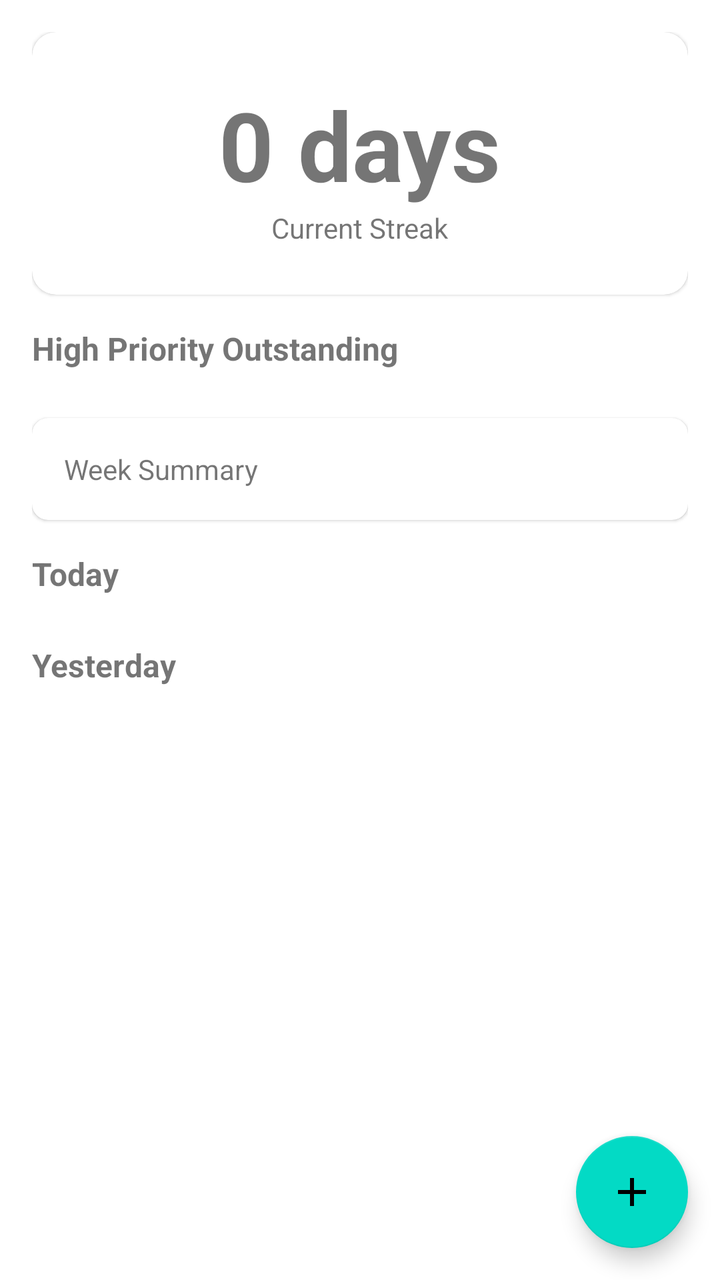
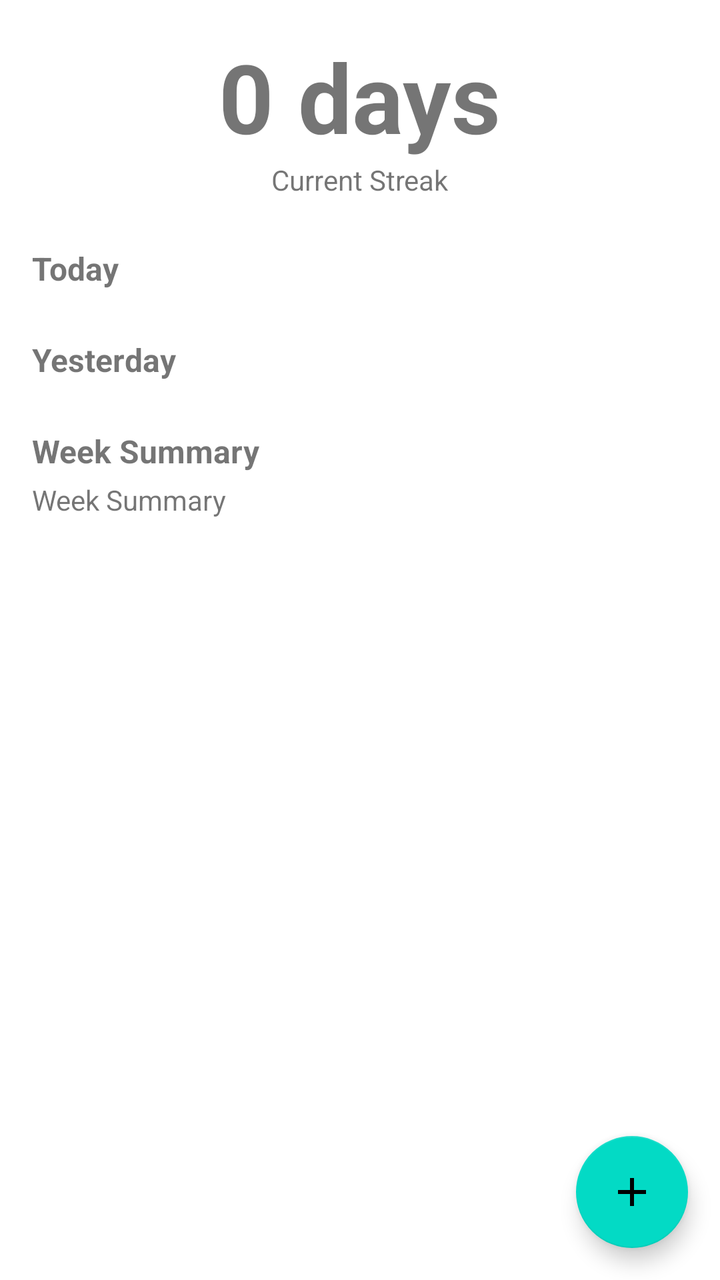

Before-and-after screenshots of an Android layout around one commit, followed by the original layout XML and the change that was made.
<!-- AndroidManifest.xml: application theme Theme.MyStreak -->
<!-- res/layout/fragment_dashboard.xml -->
<?xml version="1.0" encoding="utf-8"?>
<androidx.coordinatorlayout.widget.CoordinatorLayout xmlns:android="http://schemas.android.com/apk/res/android"
    xmlns:app="http://schemas.android.com/apk/res-auto"
    android:layout_width="match_parent"
    android:layout_height="match_parent">

    <androidx.core.widget.NestedScrollView
        android:layout_width="match_parent"
        android:layout_height="match_parent"
        android:clipToPadding="false"
        android:paddingBottom="88dp">

        <LinearLayout
            android:layout_width="match_parent"
            android:layout_height="wrap_content"
            android:orientation="vertical"
            android:padding="16dp">

            
            <com.google.android.material.card.MaterialCardView
                android:layout_width="match_parent"
                android:layout_height="wrap_content"
                android:layout_marginBottom="16dp"
                app:cardCornerRadius="12dp">

                <LinearLayout
                    android:layout_width="match_parent"
                    android:layout_height="wrap_content"
                    android:gravity="center"
                    android:orientation="vertical"
                    android:padding="24dp">

                    <TextView
                        android:id="@+id/tv_streak_count"
                        android:layout_width="wrap_content"
                        android:layout_height="wrap_content"
                        android:text="0 days"
                        android:textSize="48sp"
                        android:textStyle="bold" />

                    <TextView
                        android:layout_width="wrap_content"
                        android:layout_height="wrap_content"
                        android:text="@string/streak_label"
                        android:textSize="14sp" />
                </LinearLayout>
            </com.google.android.material.card.MaterialCardView>

            
            <TextView
                android:id="@+id/tv_outstanding_header"
                android:layout_width="wrap_content"
                android:layout_height="wrap_content"
                android:layout_marginBottom="8dp"
                android:text="@string/high_priority_outstanding"
                android:textSize="16sp"
                android:textStyle="bold" />

            <androidx.recyclerview.widget.RecyclerView
                android:id="@+id/rv_outstanding"
                android:layout_width="match_parent"
                android:layout_height="wrap_content"
                android:layout_marginBottom="16dp"
                android:nestedScrollingEnabled="false" />

            <TextView
                android:id="@+id/tv_outstanding_done"
                android:layout_width="wrap_content"
                android:layout_height="wrap_content"
                android:layout_marginBottom="16dp"
                android:text="@string/all_high_priority_done"
                android:visibility="gone" />

            
            <com.google.android.material.card.MaterialCardView
                android:layout_width="match_parent"
                android:layout_height="wrap_content"
                android:layout_marginBottom="16dp"
                app:cardCornerRadius="8dp">

                <TextView
                    android:id="@+id/tv_week_summary"
                    android:layout_width="match_parent"
                    android:layout_height="wrap_content"
                    android:padding="16dp"
                    android:text="@string/week_summary_label" />
            </com.google.android.material.card.MaterialCardView>

            
            <TextView
                android:layout_width="wrap_content"
                android:layout_height="wrap_content"
                android:layout_marginBottom="8dp"
                android:text="@string/today_activities"
                android:textSize="16sp"
                android:textStyle="bold" />

            <TextView
                android:id="@+id/tv_no_today"
                android:layout_width="wrap_content"
                android:layout_height="wrap_content"
                android:layout_marginBottom="8dp"
                android:text="@string/no_activities_today"
                android:visibility="gone" />

            <androidx.recyclerview.widget.RecyclerView
                android:id="@+id/rv_today"
                android:layout_width="match_parent"
                android:layout_height="wrap_content"
                android:layout_marginBottom="16dp"
                android:nestedScrollingEnabled="false" />

            
            <TextView
                android:layout_width="wrap_content"
                android:layout_height="wrap_content"
                android:layout_marginBottom="8dp"
                android:text="@string/yesterday_activities"
                android:textSize="16sp"
                android:textStyle="bold" />

            <TextView
                android:id="@+id/tv_no_yesterday"
                android:layout_width="wrap_content"
                android:layout_height="wrap_content"
                android:layout_marginBottom="8dp"
                android:text="@string/no_activities_yesterday"
                android:visibility="gone" />

            <androidx.recyclerview.widget.RecyclerView
                android:id="@+id/rv_yesterday"
                android:layout_width="match_parent"
                android:layout_height="wrap_content"
                android:nestedScrollingEnabled="false" />

        </LinearLayout>
    </androidx.core.widget.NestedScrollView>

    <com.google.android.material.floatingactionbutton.FloatingActionButton
        android:id="@+id/fab_add_activity"
        android:layout_width="wrap_content"
        android:layout_height="wrap_content"
        android:layout_gravity="bottom|end"
        android:layout_margin="16dp"
        android:contentDescription="@string/add_activity"
        app:srcCompat="@drawable/ic_add" />

</androidx.coordinatorlayout.widget.CoordinatorLayout>
<!-- resources referenced by this layout -->
<resources>
  <!-- drawable ic_add (drawable) -->
  <vector xmlns:android="http://schemas.android.com/apk/res/android"
      android:width="24dp"
      android:height="24dp"
      android:viewportWidth="24"
      android:viewportHeight="24"
      android:tint="?attr/colorOnPrimary">
      <path
          android:fillColor="@android:color/white"
          android:pathData="M19,13h-6v6h-2v-6H5v-2h6V5h2v6h6v2z" />
  </vector>
  <string name="add_activity">Add Activity</string>
  <string name="all_high_priority_done">All high priority tasks done!</string>
  <string name="high_priority_outstanding">High Priority Outstanding</string>
  <string name="no_activities_today">No activities logged today.</string>
  <string name="no_activities_yesterday">No activities logged yesterday.</string>
  <string name="streak_label">Current Streak</string>
  <string name="today_activities">Today</string>
  <string name="week_summary_label">Week Summary</string>
  <string name="yesterday_activities">Yesterday</string>
  <style name="Theme.MyStreak" parent="Theme.MaterialComponents.DayNight.DarkActionBar">
          <item name="colorPrimary">@color/purple_500</item>
          <item name="colorPrimaryVariant">@color/purple_700</item>
          <item name="colorOnPrimary">@android:color/white</item>
          <item name="colorSecondary">@color/teal_200</item>
          <item name="colorOnSecondary">@android:color/black</item>
          <item name="android:statusBarColor">?attr/colorPrimaryVariant</item>
          <item name="windowActionBar">false</item>
          <item name="windowNoTitle">true</item>
      </style>
  <color name="purple_500">#FF6200EE</color>
  <color name="purple_700">#FF3700B3</color>
  <color name="teal_200">#FF03DAC5</color>
</resources>

<!-- the commit's change to res/layout/fragment_dashboard.xml (unified diff, before → after) -->
@@ -17,77 +17,31 @@
             android:padding="16dp">
 
             
-            <com.google.android.material.card.MaterialCardView
+            <LinearLayout
                 android:layout_width="match_parent"
                 android:layout_height="wrap_content"
-                android:layout_marginBottom="16dp"
-                app:cardCornerRadius="12dp">
+                android:layout_marginBottom="24dp"
+                android:gravity="center"
+                android:orientation="vertical">
 
-                <LinearLayout
-                    android:layout_width="match_parent"
+                <TextView
+                    android:id="@+id/tv_streak_count"
+                    android:layout_width="wrap_content"
                     android:layout_height="wrap_content"
-                    android:gravity="center"
-                    android:orientation="vertical"
-                    android:padding="24dp">
+                    android:text="0 days"
+                    android:textSize="48sp"
+                    android:textStyle="bold" />
 
-                    <TextView
-                        android:id="@+id/tv_streak_count"
-                        android:layout_width="wrap_content"
-                        android:layout_height="wrap_content"
-                        android:text="0 days"
-                        android:textSize="48sp"
-                        android:textStyle="bold" />
-
-                    <TextView
-                        android:layout_width="wrap_content"
-                        android:layout_height="wrap_content"
-                        android:text="@string/streak_label"
-                        android:textSize="14sp" />
-                </LinearLayout>
-            </com.google.android.material.card.MaterialCardView>
+                <TextView
+                    android:layout_width="wrap_content"
+                    android:layout_height="wrap_content"
+                    android:text="@string/streak_label"
+                    android:textSize="14sp" />
+            </LinearLayout>
 
             
             <TextView
-                android:id="@+id/tv_outstanding_header"
-                android:layout_width="wrap_content"
-                android:layout_height="wrap_content"
-                android:layout_marginBottom="8dp"
-                android:text="@string/high_priority_outstanding"
-                android:textSize="16sp"
-                android:textStyle="bold" />
-
-            <androidx.recyclerview.widget.RecyclerView
-                android:id="@+id/rv_outstanding"
-                android:layout_width="match_parent"
-                android:layout_height="wrap_content"
-                android:layout_marginBottom="16dp"
-                android:nestedScrollingEnabled="false" />
-
-            <TextView
-                android:id="@+id/tv_outstanding_done"
-                android:layout_width="wrap_content"
-                android:layout_height="wrap_content"
-                android:layout_marginBottom="16dp"
-                android:text="@string/all_high_priority_done"
-                android:visibility="gone" />
-
-            
-            <com.google.android.material.card.MaterialCardView
-                android:layout_width="match_parent"
-                android:layout_height="wrap_content"
-                android:layout_marginBottom="16dp"
-                app:cardCornerRadius="8dp">
-
-                <TextView
-                    android:id="@+id/tv_week_summary"
-                    android:layout_width="match_parent"
-                    android:layout_height="wrap_content"
-                    android:padding="16dp"
-                    android:text="@string/week_summary_label" />
-            </com.google.android.material.card.MaterialCardView>
-
-            
-            <TextView
+                android:id="@+id/tv_today_header"
                 android:layout_width="wrap_content"
                 android:layout_height="wrap_content"
                 android:layout_marginBottom="8dp"
@@ -112,6 +66,7 @@
 
             
             <TextView
+                android:id="@+id/tv_yesterday_header"
                 android:layout_width="wrap_content"
                 android:layout_height="wrap_content"
                 android:layout_marginBottom="8dp"
@@ -131,7 +86,50 @@
                 android:id="@+id/rv_yesterday"
                 android:layout_width="match_parent"
                 android:layout_height="wrap_content"
+                android:layout_marginBottom="16dp"
                 android:nestedScrollingEnabled="false" />
+
+            
+            <TextView
+                android:layout_width="wrap_content"
+                android:layout_height="wrap_content"
+                android:layout_marginBottom="4dp"
+                android:text="@string/week_summary_header"
+                android:textSize="16sp"
+                android:textStyle="bold" />
+
+            <TextView
+                android:id="@+id/tv_week_summary"
+                android:layout_width="match_parent"
+                android:layout_height="wrap_content"
+                android:layout_marginBottom="24dp"
+                android:text="@string/week_summary_label" />
+
+            
+            <TextView
+                android:id="@+id/tv_outstanding_header"
+                android:layout_width="wrap_content"
+                android:layout_height="wrap_content"
+                android:layout_marginBottom="8dp"
+                android:text="@string/high_priority_outstanding"
+                android:textSize="16sp"
+                android:textStyle="bold"
+                android:visibility="gone" />
+
+            <androidx.recyclerview.widget.RecyclerView
+                android:id="@+id/rv_outstanding"
+                android:layout_width="match_parent"
+                android:layout_height="wrap_content"
+                android:layout_marginBottom="8dp"
+                android:nestedScrollingEnabled="false"
+                android:visibility="gone" />
+
+            <TextView
+                android:id="@+id/tv_outstanding_done"
+                android:layout_width="wrap_content"
+                android:layout_height="wrap_content"
+                android:text="@string/all_high_priority_done"
+                android:visibility="gone" />
 
         </LinearLayout>
     </androidx.core.widget.NestedScrollView>
<!-- resource entries referenced after the edit -->
@@ -18,6 +18,7 @@
   <string name="no_activities_yesterday">No activities logged yesterday.</string>
   <string name="streak_label">Current Streak</string>
   <string name="today_activities">Today</string>
+  <string name="week_summary_header">Week Summary</string>
   <string name="week_summary_label">Week Summary</string>
   <string name="yesterday_activities">Yesterday</string>
   <style name="Theme.MyStreak" parent="Theme.MaterialComponents.DayNight.DarkActionBar">
